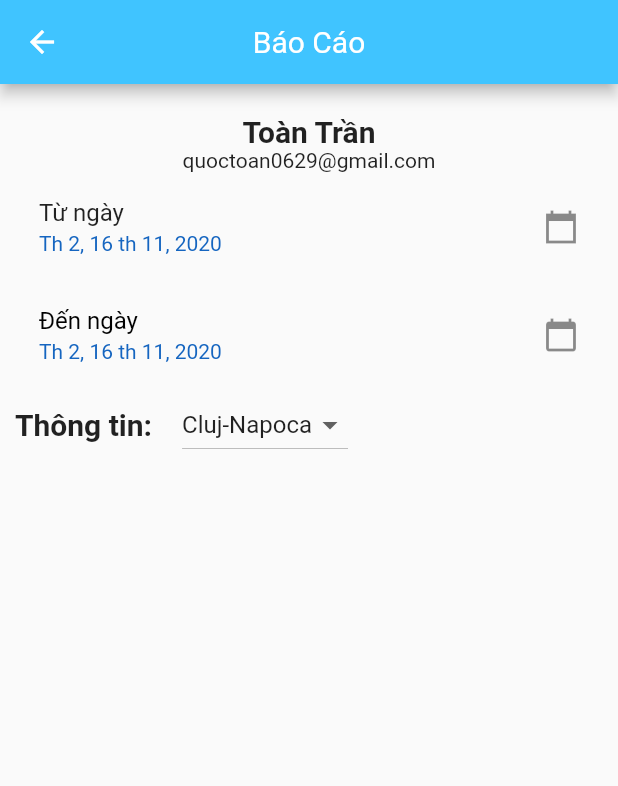
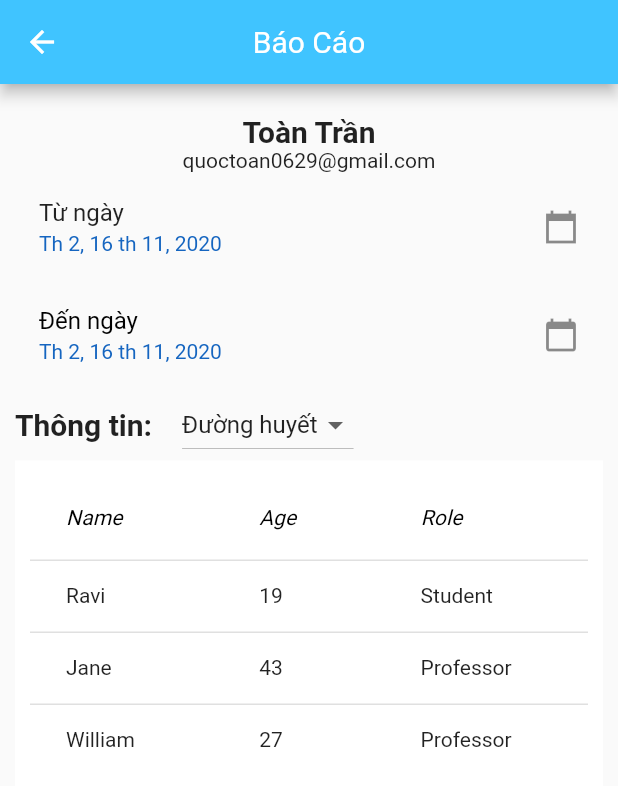
Before and after one commit to conghauto/App-Diabetes, a Flutter app: the ReportScreen screen opened by its route, on a phone screen of 412 x 824 dp. Shown: the top 786 px of the screen. Run offline on Flutter 3.47's test engine with Material 2 defaults, Android fonts, the phone set to English and light mode, and no system bars; our stand-ins replace charts_flutter, firebase_auth, firebase_core, firebase_storage, flutter_datetime_picker, flutter_svg and 10 more; missing offline and left inert: flutter_facebook_login; accounts and stored records are empty; Roboto replaces fonts that are missing (RobotoMono); statements that could not run were skipped.

Commit message:
add data table in report screen

```diff
--- a/lib/screens/chart/report_screen.dart
+++ b/lib/screens/chart/report_screen.dart
@@ -14,24 +14,23 @@
   String _email = "quoctoan0629@gmail.com";
   DateTime _eventStartDate = DateTime.now();
   DateTime _eventEndDate = DateTime.now();
-  List _cities =
-  ["Cluj-Napoca", "Bucuresti", "Timisoara", "Brasov", "Constanta"];
+  List _types = ["Đường huyết", "Insulin", "Carbs"];
 
   List<DropdownMenuItem<String>> _dropDownMenuItems;
-  String _currentCity;
+  String _currentType;
   @override
   void initState() {
     _dropDownMenuItems = getDropDownMenuItems();
-    _currentCity = _dropDownMenuItems[0].value;
+    _currentType = _dropDownMenuItems[0].value;
     super.initState();
   }
 
   List<DropdownMenuItem<String>> getDropDownMenuItems() {
     List<DropdownMenuItem<String>> items = new List();
-    for (String city in _cities) {
+    for (String type in _types) {
       items.add(new DropdownMenuItem(
-          value: city,
-          child: new Text(city)
+          value: type,
+          child: new Text(type)
       ));
     }
     return items;
@@ -124,12 +123,61 @@
                   width: 20,
                 ),
                 DropdownButton(
-                  value: _currentCity,
+                  value: _currentType,
                   items: _dropDownMenuItems,
                   onChanged: changedDropDownItem,
                 )
               ],
             ),
+            Container(
+              color: Colors.white,
+              padding: EdgeInsets.all(10),
+              child: DataTable(
+                columns: const <DataColumn>[
+                  DataColumn(
+                    label: Text(
+                      'Name',
+                      style: TextStyle(fontStyle: FontStyle.italic),
+                    ),
+                  ),
+                  DataColumn(
+                    label: Text(
+                      'Age',
+                      style: TextStyle(fontStyle: FontStyle.italic),
+                    ),
+                  ),
+                  DataColumn(
+                    label: Text(
+                      'Role',
+                      style: TextStyle(fontStyle: FontStyle.italic),
+                    ),
+                  ),
+                ],
+                rows: const <DataRow>[
+                  DataRow(
+                    cells: <DataCell>[
+                      DataCell(Text('Ravi')),
+                      DataCell(Text('19')),
+                      DataCell(Text('Student')),
+                    ],
+                  ),
+                  DataRow(
+                    cells: <DataCell>[
+                      DataCell(Text('Jane')),
+                      DataCell(Text('43')),
+                      DataCell(Text('Professor')),
+                    ],
+                  ),
+                  DataRow(
+                    cells: <DataCell>[
+                      DataCell(Text('William')),
+                      DataCell(Text('27')),
+                      DataCell(Text('Professor')),
+                    ],
+                  ),
+                ],
+              )
+            )
 
           ],
         ),
@@ -139,7 +187,7 @@
 
   void changedDropDownItem(String selectedCity) {
     setState(() {
-      _currentCity = selectedCity;
+      _currentType = selectedCity;
     });
   }
 }
```
